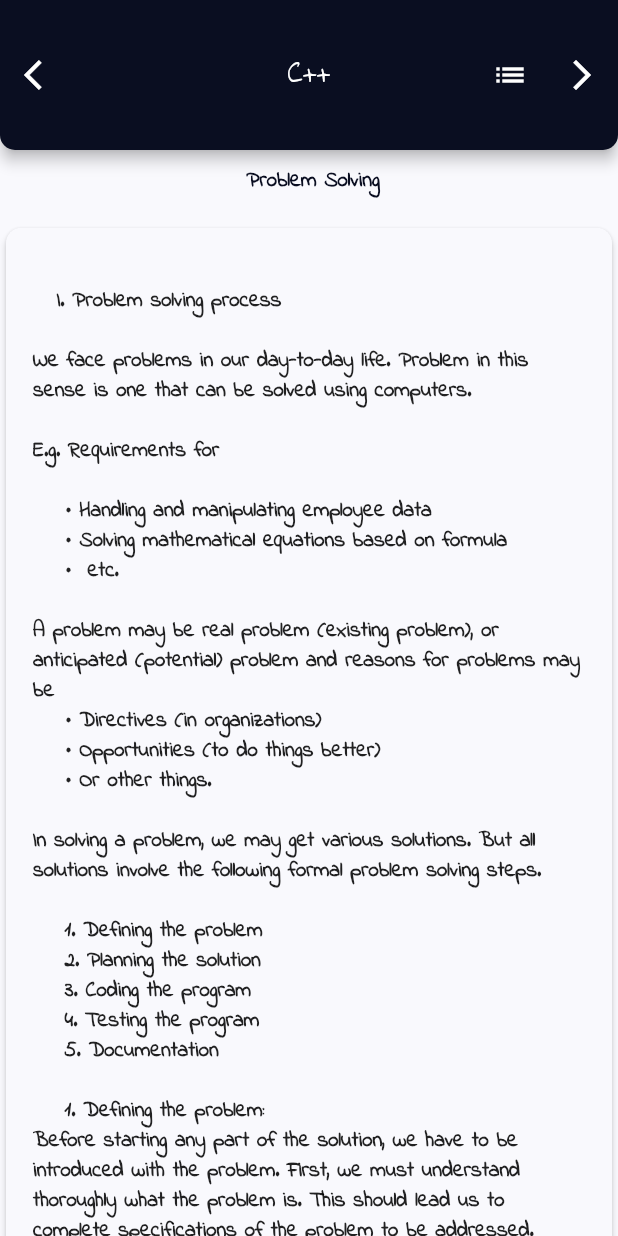
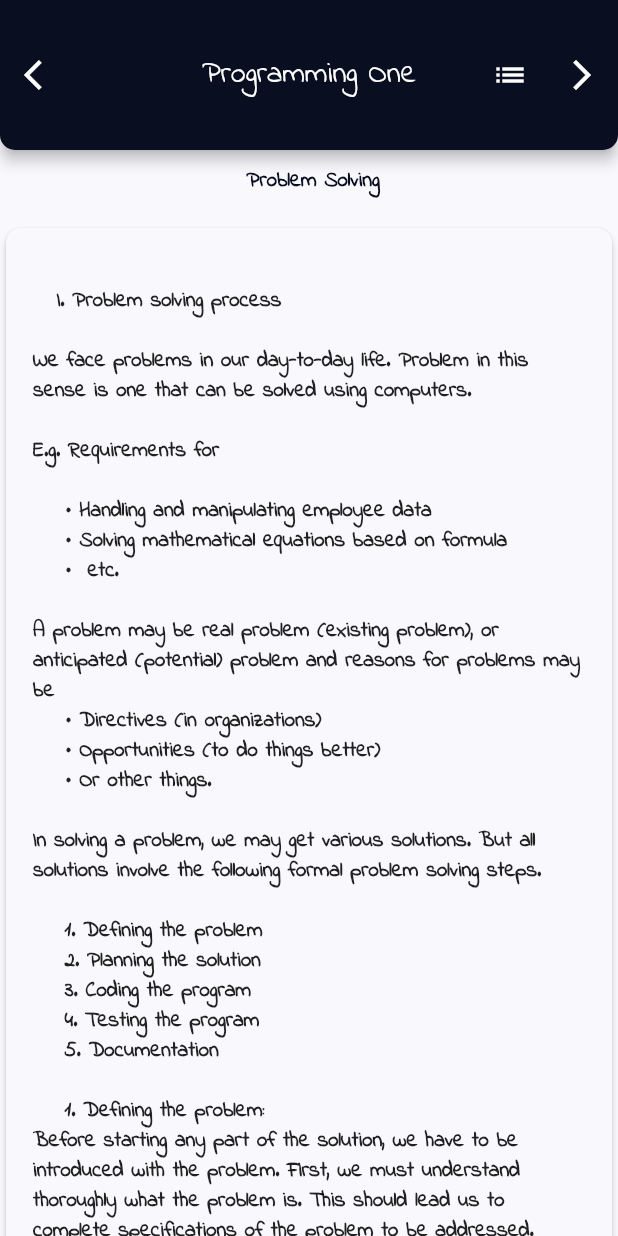
Before and after one commit to abduseK/pello_world, a Flutter app: the Page2 screen opened directly, on a phone screen of 412 x 824 dp. Run offline on Flutter 3.47's test engine with Material 2 defaults, Android fonts, the phone set to English and light mode, and no system bars.

Commit message:
added files

```diff
--- a/lib/components/body.dart
+++ b/lib/components/body.dart
@@ -1,8 +1,8 @@
 import 'package:flutter/material.dart';
 import 'constants.dart';
 import '../pages/page1.dart';
-import 'package:hackathon_pro/pages/year_2/sem_one/pageTwo.dart';
-import 'package:hackathon_pro/pages/year_2/sem_one/pageThree.dart';
+import 'package:hackathon_pro/pages/year_2/sem_one/programming_one.dart';
+import 'package:hackathon_pro/pages/year_2/sem_one/fundamentals_cs.dart';
 
 
 
@@ -167,7 +167,7 @@ class _BodyState extends State<Body> {
             elevation: 0,
             color: kBackgroundColor,
             child: ListTile(
-              title: const Text('Programming Two',
+              title: const Text('Programming One',
               style: TextStyle(
                 fontFamily: kFamily,
                 color: kPrimaryColor
--- a/lib/components/home.dart
+++ b/lib/components/home.dart
@@ -14,9 +14,8 @@ class Home extends StatefulWidget {
 
 class _HomeState extends State<Home> {
 
-  final controller = PageController(
-    initialPage: 1,
-  );
+  final controller = PageController();
+
   @override
   Widget build(BuildContext context) {
     return Scaffold(
--- a/lib/pages/page1.dart
+++ b/lib/pages/page1.dart
@@ -1,6 +1,6 @@
 import 'package:flutter/material.dart';
 import 'package:hackathon_pro/components/constants.dart';
-import 'package:hackathon_pro/files/file_one.dart';
+import 'package:hackathon_pro/files/cplus_plus.dart';
 
 
 
--- a/lib/pages/year_2/sem_one/pageTwo.dart
+++ b/lib/pages/year_2/sem_one/programming_one.dart
@@ -1,7 +1,7 @@
 
 import 'package:flutter/material.dart';
 import 'package:hackathon_pro/components/constants.dart';
-import 'package:hackathon_pro/files/year_two/sem1/program_one.dart';
+import 'package:hackathon_pro/files/year_two/sem1/programming_one.dart';
 
 
 
@@ -26,7 +26,7 @@ class _Page2State extends State<Page2> {
     return Scaffold(
       backgroundColor: kBackgroundColor,
       appBar: AppBar(
-        title: const Text('C++',
+        title: const Text('Programming One',
         style: TextStyle(
           fontFamily: "SassyFrass",
         ),
```
Also changed, not shown: lib/files/cplus_plus.dart (renamed from lib/files/file_one.dart), lib/files/year_two/sem1/programming_one.dart (renamed from lib/files/year_two/sem1/program_one.dart), lib/pages/year_2/sem_one/fundamentals_cs.dart (renamed from lib/pages/year_2/sem_one/pageThree.dart).
